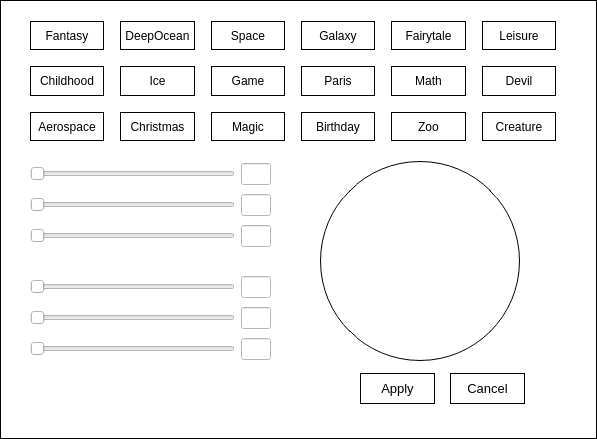
This is style.ui in muxinyu1/q-chater-client as Qt 5 draws it before an edit. The edited form follows.
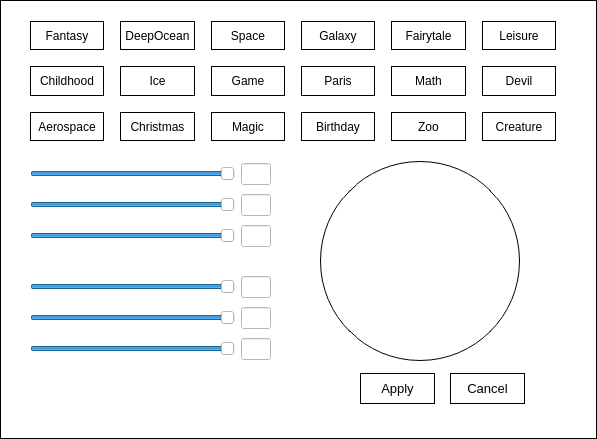
This is the edited form. Custom widgets are drawn as their Qt base class.

Patch:
```diff
--- a/style.ui
+++ b/style.ui
@@ -626,6 +626,9 @@
       <property name="pageStep">
        <number>32</number>
       </property>
+      <property name="value">
+       <number>255</number>
+      </property>
       <property name="orientation">
        <enum>Qt::Horizontal</enum>
       </property>
@@ -642,6 +645,9 @@
       <property name="pageStep">
        <number>32</number>
       </property>
+      <property name="value">
+       <number>255</number>
+      </property>
       <property name="orientation">
        <enum>Qt::Horizontal</enum>
       </property>
@@ -658,6 +664,9 @@
       <property name="pageStep">
        <number>32</number>
       </property>
+      <property name="value">
+       <number>255</number>
+      </property>
       <property name="orientation">
        <enum>Qt::Horizontal</enum>
       </property>
@@ -674,6 +683,9 @@
       <property name="pageStep">
        <number>32</number>
       </property>
+      <property name="value">
+       <number>255</number>
+      </property>
       <property name="orientation">
        <enum>Qt::Horizontal</enum>
       </property>
@@ -706,6 +718,9 @@
       <property name="pageStep">
        <number>32</number>
       </property>
+      <property name="value">
+       <number>255</number>
+      </property>
       <property name="orientation">
        <enum>Qt::Horizontal</enum>
       </property>
@@ -722,6 +737,9 @@
       <property name="pageStep">
        <number>32</number>
       </property>
+      <property name="value">
+       <number>255</number>
+      </property>
       <property name="orientation">
        <enum>Qt::Horizontal</enum>
       </property>
```
